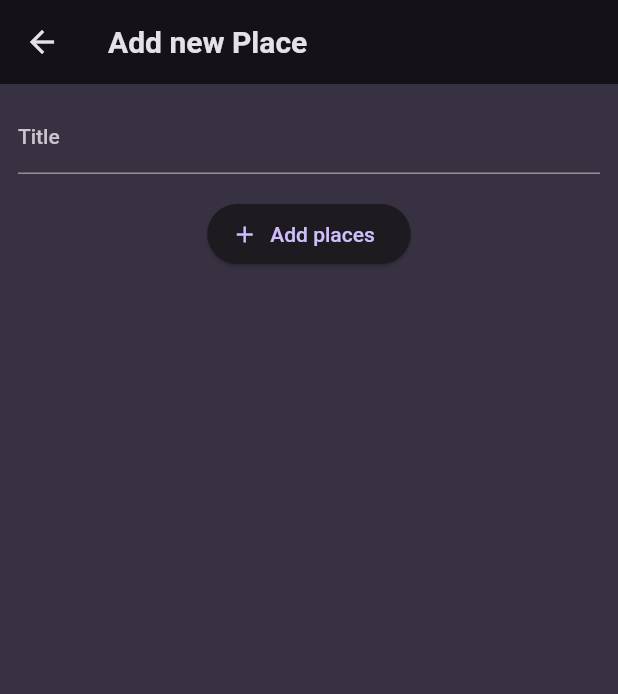
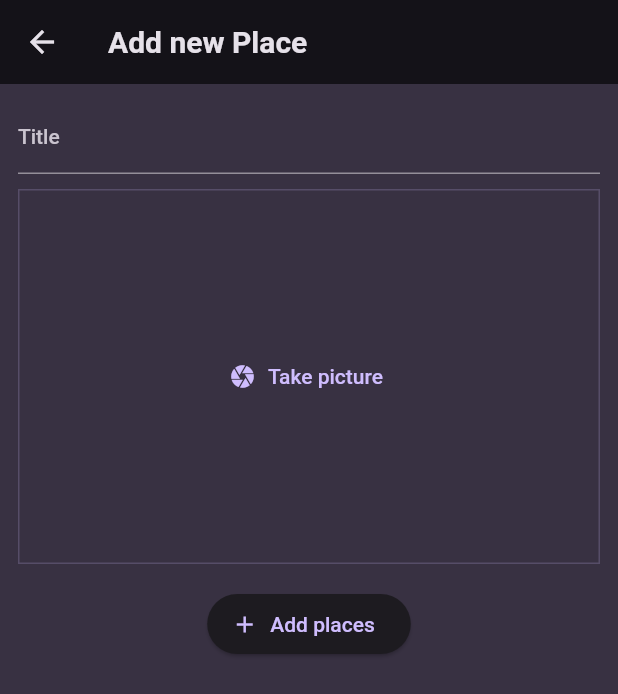
Before and after one commit to yusera-ansari-at-git/favorite_places, a Flutter app: the AddPlaceScreen screen opened directly, on a phone screen of 412 x 824 dp. Shown: the top 694 px of the screen. Run offline on Flutter 3.47's test engine with Material 2 defaults, Android fonts, the phone set to English and light mode, and no system bars; our stand-ins replace flutter_riverpod, google_fonts, image_picker.

Commit message:
241. Installing the "Image Picker" Package

```diff
--- a/lib/screens/add_place.dart
+++ b/lib/screens/add_place.dart
@@ -1,4 +1,5 @@
 import 'package:favorite_places/providers/user_places.dart';
+import 'package:favorite_places/widgets/image_input.dart';
 import 'package:flutter/material.dart';
 import 'package:flutter_riverpod/flutter_riverpod.dart';
 
@@ -44,6 +45,8 @@ class _AddPlaceScreenState extends ConsumerState<AddPlaceScreen> {
                 style: TextStyle(
                     color: Theme.of(context).colorScheme.onBackground),
               ),
+              SizedBox(height: 10),
+              ImageInput(),
               SizedBox(height: 16),
               ElevatedButton.icon(
                 icon: const Icon(Icons.add),
--- /dev/null
+++ b/lib/widgets/image_input.dart
@@ -0,0 +1,40 @@
+import 'package:flutter/material.dart';
+import 'package:image_picker/image_picker.dart';
+
+class ImageInput extends StatefulWidget {
+  const ImageInput({super.key});
+  @override
+  State<ImageInput> createState() {
+    return _ImageInputState();
+  }
+}
+
+class _ImageInputState extends State<ImageInput> {
+  void _takePicture() async {
+    final imagePicker = ImagePicker();
+    final cameraImage =
+        await imagePicker.pickImage(source: ImageSource.camera, maxWidth: 600);
+    // final galleryImage =
+    //     await imagePicker.pickImage(source: ImageSource.gallery, maxWidth: 600);
+  }
+
+  @override
+  Widget build(BuildContext context) {
+    return Container(
+      decoration: BoxDecoration(
+        border: Border.all(
+          width: 1,
+          color: Theme.of(context).colorScheme.primary.withOpacity(0.2),
+        ),
+      ),
+      height: 250,
+      alignment: Alignment.center,
+      width: double.infinity,
+      child: TextButton.icon(
+        icon: const Icon(Icons.camera),
+        label: Text('Take picture'),
+        onPressed: _takePicture,
+      ),
+    );
+  }
+}
--- a/pubspec.yaml
+++ b/pubspec.yaml
@@ -33,6 +33,7 @@ dependencies:
   google_fonts: ^6.1.0
   uuid: ^4.1.0
   flutter_riverpod: ^2.4.5
+  image_picker: ^1.0.4
 
   # The following adds the Cupertino Icons font to your application.
   # Use with the CupertinoIcons class for iOS style icons.
```
Also changed, not shown: pubspec.lock.
